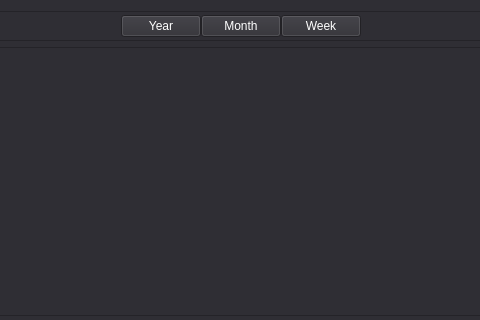
Above: AppDialog.ui from RudraKolhatkar/AppTracker before the change; both pictures show x 210 to 690 and y 0 to 320 of the 902 by 602 pixel window. Below: the same form after it.
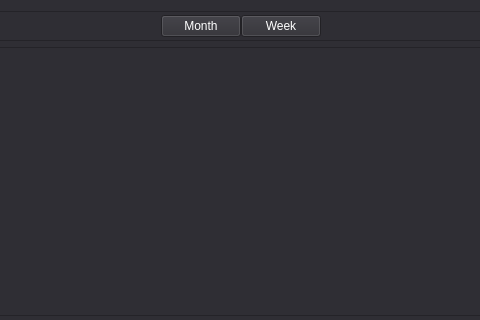
That is the form after the change.

What changed in the file:
```diff
--- a/AppDialog.ui
+++ b/AppDialog.ui
@@ -89,19 +89,6 @@
         </property>
        </spacer>
       </item>
-      <item>
-       <widget class="QPushButton" name="yearButt">
-        <property name="sizePolicy">
-         <sizepolicy hsizetype="Fixed" vsizetype="Fixed">
-          <horstretch>0</horstretch>
-          <verstretch>0</verstretch>
-         </sizepolicy>
-        </property>
-        <property name="text">
-         <string>Year</string>
-        </property>
-       </widget>
-      </item>
       <item>
        <widget class="QPushButton" name="monthButt">
         <property name="sizePolicy">
```
